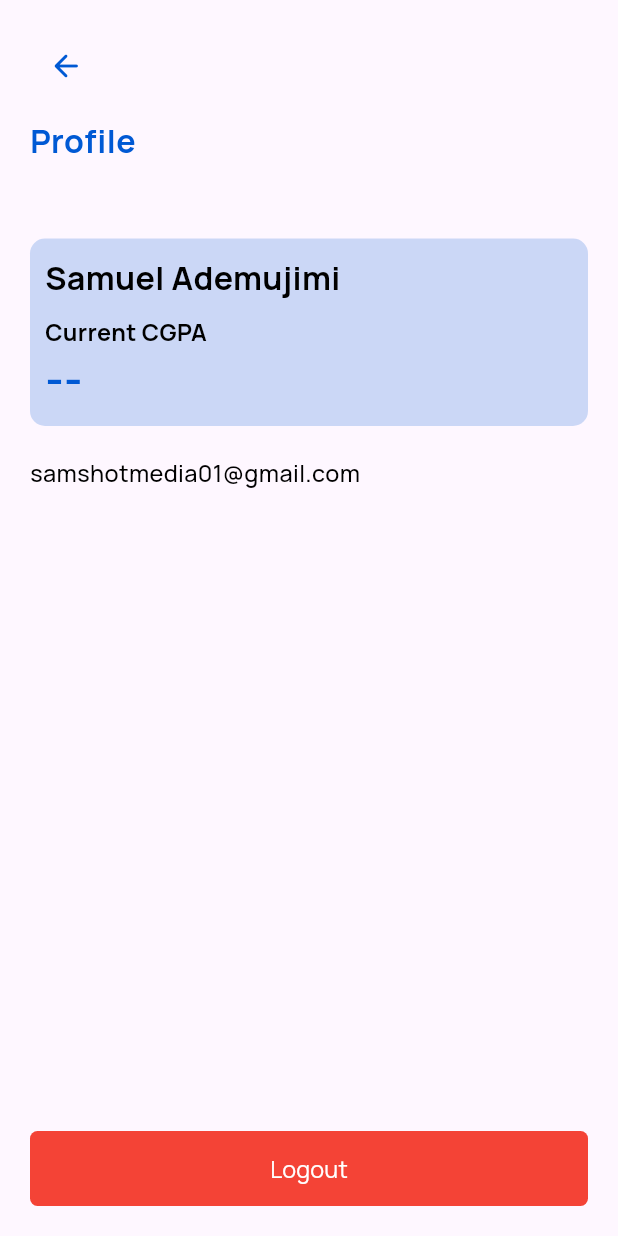
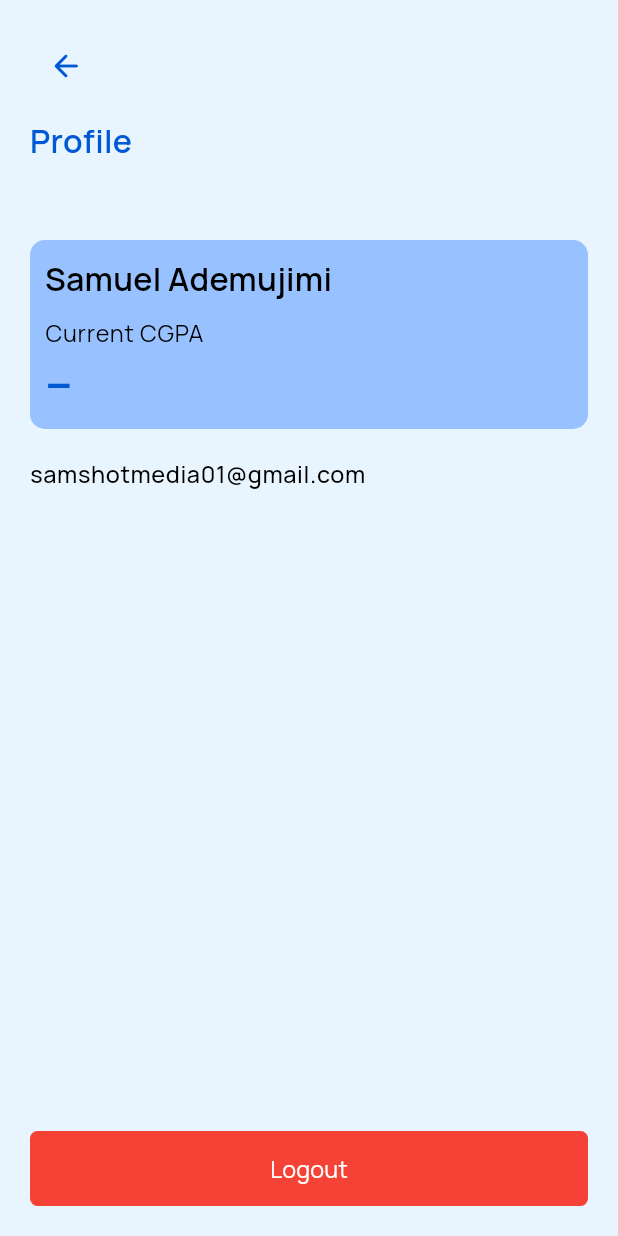
Before and after one commit to sam-shot/cgpa_calculator, a Flutter app: the BottomNavWidget screen opened directly, item 3 of the bottom bar chosen, after a tap on "Account", on a phone screen of 412 x 824 dp. Run offline on Flutter 3.47's test engine with Material 3 defaults, Android fonts, the phone set to English and light mode, and no system bars; our stand-ins replace flutter_riverpod, flutter_screenutil, gap, get_it, google_fonts, hive_flutter; accounts and stored records are empty.

Commit message:
feat: Theme working

```diff
--- a/lib/ui/styles/colors.dart
+++ b/lib/ui/styles/colors.dart
@@ -1,8 +1,22 @@
 import 'package:flutter/material.dart';
 
 class AppColors {
-  static const Color primary = Color(0XFF0059D4);
+  static const MaterialColor primary = MaterialColor(0XFF0059D4, {
+    100: Color(0XFF97C2FF),
+    200: Color(0XFF0059D4),
+  });
+  static const MaterialColor primaryDark = MaterialColor(0XFF3780FD, {
+    100: Color(0XFF071C38),
+    200: Color(0XFF3780FD),
+  });
+  static Color primaryLight =
+      const Color.fromARGB(255, 151, 194, 255).withOpacity(0.7);
   static const Color primaryThick = Color.fromARGB(255, 0, 55, 131);
   static const Color white = Color(0XFFFFFFFF);
   static const Color black = Color(0XFF000000);
+
+  /// Theme Colors
+
+  static Color darkBg = const Color.fromARGB(255, 0, 10, 18);
+  static Color lightBg = const Color.fromARGB(255, 232, 245, 255);
 }
--- /dev/null
+++ b/lib/ui/utils/theme.dart
@@ -0,0 +1,92 @@
+import 'package:cgpa_calculator/core/extensions/theme.extensions.dart';
+import 'package:cgpa_calculator/ui/styles/colors.dart';
+import 'package:flutter/material.dart';
+import 'package:flutter_riverpod/flutter_riverpod.dart';
+
+//// CONTROLLER CLASS
+
+final themeProvider = ChangeNotifierProvider<AppThemeController>((ref) {
+  return AppThemeController(ref);
+});
+
+class AppThemeController extends ChangeNotifier {
+  final Ref ref;
+  AppThemeController(this.ref) {
+    isDark = false;
+  }
+
+  bool isDark = false;
+  void switchTheme() {
+    isDark = !isDark;
+    notifyListeners();
+  }
+}
+
+//// THEME CLASS
+
+class AppTheme {
+  static ThemeData darkTheme = ThemeData(
+    scaffoldBackgroundColor: AppColors.darkBg,
+    textTheme: TextTheme(
+      titleMedium: [22, AppColors.white, FontWeight.w600].toTxtSty,
+      titleSmall: [20, AppColors.white, FontWeight.w600].toTxtSty,
+      titleLarge: [35, AppColors.white, FontWeight.w600].toTxtSty,
+      bodyLarge: [18, AppColors.white, FontWeight.w600].toTxtSty,
+      bodyMedium: [16, AppColors.white, FontWeight.w600].toTxtSty,
+      bodySmall: [16, AppColors.white, FontWeight.w500].toTxtSty,
+      labelSmall: [14, AppColors.white, FontWeight.w400].toTxtSty,
+      labelMedium: [16, AppColors.white, FontWeight.w400].toTxtSty,
+      labelLarge: [18, AppColors.white, FontWeight.w400].toTxtSty,
+    ),
+    primaryTextTheme: TextTheme(
+      titleMedium: [22, AppColors.primaryDark, FontWeight.w600].toTxtSty,
+      titleSmall: [20, AppColors.primaryDark, FontWeight.w600].toTxtSty,
+      titleLarge: [35, AppColors.primaryDark, FontWeight.w600].toTxtSty,
+      bodyLarge: [18, AppColors.primaryDark, FontWeight.w600].toTxtSty,
+      bodyMedium: [16, AppColors.primaryDark, FontWeight.w600].toTxtSty,
+      bodySmall: [16, AppColors.primaryDark, FontWeight.w500].toTxtSty,
+      labelSmall: [14, AppColors.primaryDark, FontWeight.w400].toTxtSty,
+      labelMedium: [16, AppColors.primaryDark, FontWeight.w400].toTxtSty,
+      labelLarge: [18, AppColors.primaryDark, FontWeight.w400].toTxtSty,
+    ),
+    brightness: Brightness.dark,
+    colorScheme: ColorScheme.fromSeed(
+      seedColor: AppColors.primary,
+      brightness: Brightness.dark,
+    ),
+    primaryColor: AppColors.primaryDark,
+    visualDensity: VisualDensity.adaptivePlatformDensity,
+  );
+
+  /// LIGHT THEME
+  static ThemeData lightTheme = ThemeData(
+    scaffoldBackgroundColor: AppColors.lightBg,
+    textTheme: TextTheme(
+      titleMedium: [22, AppColors.black, FontWeight.w600].toTxtSty,
+      titleSmall: [20, AppColors.black, FontWeight.w600].toTxtSty,
+      titleLarge: [35, AppColors.black, FontWeight.w600].toTxtSty,
+      bodyLarge: [18, AppColors.black, FontWeight.w600].toTxtSty,
+      bodyMedium: [16, AppColors.black, FontWeight.w600].toTxtSty,
+      bodySmall: [16, AppColors.black, FontWeight.w500].toTxtSty,
+      labelSmall: [14, AppColors.black, FontWeight.w400].toTxtSty,
+      labelMedium: [16, AppColors.black, FontWeight.w400].toTxtSty,
+      labelLarge: [18, AppColors.black, FontWeight.w400].toTxtSty,
+    ),
+    primaryTextTheme: TextTheme(
+      titleMedium: [22, AppColors.primary, FontWeight.w600].toTxtSty,
+      titleSmall: [20, AppColors.primary, FontWeight.w600].toTxtSty,
+      titleLarge: [35, AppColors.primary, FontWeight.w600].toTxtSty,
+      bodyLarge: [18, AppColors.primary, FontWeight.w600].toTxtSty,
+      bodyMedium: [16, AppColors.primary, FontWeight.w600].toTxtSty,
+      bodySmall: [16, AppColors.primary, FontWeight.w500].toTxtSty,
+      labelSmall: [14, AppColors.primary, FontWeight.w400].toTxtSty,
+      labelMedium: [16, AppColors.primary, FontWeight.w400].toTxtSty,
+      labelLarge: [18, AppColors.primary, FontWeight.w400].toTxtSty,
+    ),
+    colorScheme: ColorScheme.fromSeed(
+        seedColor: AppColors.primary, brightness: Brightness.light),
+    primaryColor: AppColors.primaryLight,
+    brightness: Brightness.light,
+    visualDensity: VisualDensity.adaptivePlatformDensity,
+  );
+}
--- a/lib/ui/views/bottom_nav/bottom_nav.dart
+++ b/lib/ui/views/bottom_nav/bottom_nav.dart
@@ -1,5 +1,6 @@
 // ignore_for_file: must_be_immutable
 
+import 'package:cgpa_calculator/core/extensions/context.extensions.dart';
 import 'package:cgpa_calculator/ui/styles/colors.dart';
 import 'package:cgpa_calculator/ui/views/home/home_view.dart';
 import 'package:cgpa_calculator/ui/views/settings/settings_view.dart';
@@ -36,7 +37,7 @@ class _BottomNavWidgetState extends ConsumerState<BottomNavWidget> {
   Widget build(BuildContext context) {
     return WillPopScope(
       onWillPop: () async {
-        if (currentIndex != 0) {
+        if (currentIndex != 1) {
           goToScreen(1);
           return false;
         } else {
@@ -54,16 +55,16 @@ class _BottomNavWidgetState extends ConsumerState<BottomNavWidget> {
               elevation: 0,
               showSelectedLabels: false,
               showUnselectedLabels: false,
-              backgroundColor: AppColors.primary.withOpacity(0.1),
-              selectedItemColor: AppColors.primary,
+              backgroundColor: context.primaryColor.shade100.withOpacity(.5),
+              selectedItemColor: context.primaryColor,
               unselectedItemColor: AppColors.black,
               type: BottomNavigationBarType.fixed,
               onTap: (value) {
                 goToScreen(value);
               },
-              items: const [
+              items: [
                 BottomNavigationBarItem(
-                  icon: NavBarItem(
+                  icon: const NavBarItem(
                     iconPath: Icons.info_outline_rounded,
                     label: "Info",
                   ),
@@ -71,12 +72,12 @@ class _BottomNavWidgetState extends ConsumerState<BottomNavWidget> {
                     iconPath: Icons.info_rounded,
                     label: "Info",
                     isActive: true,
-                    color: AppColors.primary,
+                    color: context.primaryColor,
                   ),
                   label: "",
                 ),
                 BottomNavigationBarItem(
-                  icon: NavBarItem(
+                  icon: const NavBarItem(
                     iconPath: Icons.home_rounded,
                     label: "Home",
                   ),
@@ -84,12 +85,12 @@ class _BottomNavWidgetState extends ConsumerState<BottomNavWidget> {
                     iconPath: Icons.home_rounded,
                     label: "Home",
                     isActive: true,
-                    color: AppColors.primary,
+                    color: context.primaryColor,
                   ),
                   label: "",
                 ),
                 BottomNavigationBarItem(
-                  icon: NavBarItem(
+                  icon: const NavBarItem(
                     iconPath: Icons.settings_outlined,
                     label: "Settings",
                   ),
@@ -97,7 +98,7 @@ class _BottomNavWidgetState extends ConsumerState<BottomNavWidget> {
                     iconPath: Icons.settings,
                     label: "Settings",
                     isActive: true,
-                    color: AppColors.primary,
+                    color: context.primaryColor,
                   ),
                   label: "",
                 ),
@@ -138,7 +139,13 @@ class NavBarItem extends ConsumerWidget {
           iconPath,
           // ignore: deprecated_member_use
           color: color ??
-              (isActive ? AppColors.black : AppColors.black.withOpacity(0.3)),
+              (isActive
+                  ? AppColors.black
+                  : Theme.of(context)
+                      .textTheme
+                      .labelMedium!
+                      .color!
+                      .withOpacity(0.3)),
           size: 20,
         ),
         const Gap(3),
@@ -147,7 +154,13 @@ class NavBarItem extends ConsumerWidget {
           style: TextStyle(
             fontSize: 14,
             color: color ??
-                (isActive ? AppColors.black : AppColors.black.withOpacity(0.3)),
+                (isActive
+                    ? AppColors.black
+                    : Theme.of(context)
+                        .textTheme
+                        .labelMedium!
+                        .color!
+                        .withOpacity(0.3)),
             fontWeight: isActive ? FontWeight.w600 : FontWeight.w400,
           ),
         ),
--- a/lib/ui/views/home/home_view.dart
+++ b/lib/ui/views/home/home_view.dart
@@ -1,6 +1,5 @@
 import 'package:cgpa_calculator/core/extensions/context.extensions.dart';
 import 'package:cgpa_calculator/ui/styles/colors.dart';
-import 'package:cgpa_calculator/ui/styles/typography.dart';
 import 'package:cgpa_calculator/ui/views/calculate_gp/calculate_gp_view.dart';
 import 'package:cgpa_calculator/ui/views/calculate_gp/gp_provider.dart';
 import 'package:cgpa_calculator/ui/views/current_gp/current_gp_view.dart';
@@ -23,14 +22,12 @@ class HomeView extends ConsumerWidget {
               const Gap(30),
               Text(
                 "Welcome, Dele",
-                style: AppTextStyles.bold(22).copyWith(
-                  color: AppColors.primary,
-                ),
+                style: context.priBold22,
               ),
               const Gap(50),
               Text(
                 "Quick Actions",
-                style: AppTextStyles.boldB(18),
+                style: context.bold16,
               ),
               const Gap(20),
               Row(
@@ -102,7 +99,7 @@ class HomeTile extends StatelessWidget {
             width: double.infinity,
             height: 180,
             decoration: BoxDecoration(
-              color: const Color.fromARGB(255, 151, 194, 255).withOpacity(0.7),
+              color: context.primaryColor.shade100,
               borderRadius: BorderRadius.circular(5),
             ),
             child: Stack(
@@ -132,13 +129,13 @@ class HomeTile extends StatelessWidget {
                       children: [
                         Icon(
                           activeIcon,
-                          color: AppColors.primary,
+                          color: context.primaryColor,
                           size: 40,
                         ),
                         const Gap(10),
                         Text(
                           label,
-                          style: AppTextStyles.boldB(15),
+                          style: context.bold16.copyWith(fontSize: 15),
                         ),
                       ],
                     ),
--- a/lib/ui/views/settings/profile_view.dart
+++ b/lib/ui/views/settings/profile_view.dart
@@ -3,7 +3,6 @@ import 'package:cgpa_calculator/core/extensions/context.extensions.dart';
 import 'package:cgpa_calculator/core/services/db_service.dart';
 import 'package:cgpa_calculator/ui/components/button.dart';
 import 'package:cgpa_calculator/ui/styles/colors.dart';
-import 'package:cgpa_calculator/ui/styles/typography.dart';
 import 'package:flutter/material.dart';
 import 'package:flutter_riverpod/flutter_riverpod.dart';
 import 'package:gap/gap.dart';
@@ -23,41 +22,38 @@ class ProfileView extends ConsumerWidget {
               const Gap(20),
               IconButton(
                 onPressed: () => context.pop(),
-                icon: const Icon(
+                icon: Icon(
                   Icons.arrow_back_rounded,
-                  color: AppColors.primary,
+                  color: context.primaryColor,
                 ),
               ),
               const Gap(10),
               Text(
                 "Profile",
-                style: AppTextStyles.bold(22).copyWith(
-                  color: AppColors.primary,
-                ),
+                style: context.priBold22,
               ),
               const Gap(50),
               Container(
                 padding: const EdgeInsets.all(10),
                 width: double.infinity,
                 decoration: BoxDecoration(
-                    color: AppColors.primary.withOpacity(0.2),
+                    color: context.primaryColor.shade100,
                     borderRadius: BorderRadius.circular(10)),
                 child: Column(
                   crossAxisAlignment: CrossAxisAlignment.start,
                   children: [
                     Text(
                       "Samuel Ademujimi",
-                      style: AppTextStyles.boldB(22),
+                      style: context.bold22,
                     ),
                     const Gap(10),
                     Text(
                       "Current CGPA ",
-                      style: AppTextStyles.boldB(16),
+                      style: context.normal16,
                     ),
                     Text(
                       locator<DBService>().get("cgpa") ?? "--",
-                      style: AppTextStyles.boldB(30)
-                          .copyWith(color: AppColors.primary),
+                      style: context.priBold35,
                     ),
                   ],
                 ),
@@ -65,7 +61,7 @@ class ProfileView extends ConsumerWidget {
               const Gap(20),
               Text(
                 "samshotmedia01@gmail.com ",
-                style: AppTextStyles.mediumB(16),
+                style: context.medium16,
               ),
               const Spacer(),
               AppButton(
--- a/lib/ui/views/settings/settings_view.dart
+++ b/lib/ui/views/settings/settings_view.dart
@@ -1,7 +1,6 @@
 import 'package:cgpa_calculator/core/extensions/context.extensions.dart';
-import 'package:cgpa_calculator/ui/styles/colors.dart';
-import 'package:cgpa_calculator/ui/styles/typography.dart';
 import 'package:cgpa_calculator/ui/views/settings/profile_view.dart';
+import 'package:cgpa_calculator/ui/views/settings/widgets/settings_tile.dart';
 import 'package:flutter/material.dart';
 import 'package:flutter_riverpod/flutter_riverpod.dart';
 import 'package:gap/gap.dart';
@@ -21,9 +20,7 @@ class SettingsView extends ConsumerWidget {
               const Gap(30),
               Text(
                 "Settings",
-                style: AppTextStyles.bold(22).copyWith(
-                  color: AppColors.primary,
-                ),
+                style: context.priBold22,
               ),
               const Gap(50),
               SettingTile(
@@ -32,10 +29,7 @@ class SettingsView extends ConsumerWidget {
                 onTap: () => context.push(const ProfileView()),
               ),
               const Gap(10),
-              const SettingTile(
-                icon: Icons.dark_mode_outlined,
-                label: "Dark Mode",
-              ),
+              const DarktSettingTile(),
               const Gap(10),
               const SettingTile(
                 icon: Icons.help_outline_rounded,
@@ -49,52 +43,3 @@ class SettingsView extends ConsumerWidget {
     );
   }
 }
-
-class SettingTile extends StatelessWidget {
-  final String label;
-  final IconData icon;
-  final VoidCallback? onTap;
-
-  const SettingTile(
-      {super.key, required this.label, this.onTap, required this.icon});
-
-  @override
-  Widget build(BuildContext context) {
-    return GestureDetector(
-      onTap: onTap,
-      child: Container(
-        padding:
-            const EdgeInsetsDirectional.symmetric(horizontal: 20, vertical: 24),
-        decoration: BoxDecoration(
-            color: AppColors.primary.withOpacity(.1),
-            borderRadius: BorderRadius.circular(10)),
-        child: Row(
-          mainAxisAlignment: MainAxisAlignment.spaceBetween,
-          children: [
-            Row(
-              children: [
-                Icon(
-                  icon,
-                  size: 25,
-                  color: AppColors.primaryThick,
-                ),
-                const Gap(10),
-                Text(
-                  label,
-                  style: AppTextStyles.normalB(15).copyWith(
-                    color: AppColors.primaryThick,
-                  ),
-                ),
-              ],
-            ),
-            const Icon(
-              Icons.arrow_forward_ios_rounded,
-              size: 16,
-              color: AppColors.primaryThick,
-            ),
-          ],
-        ),
-      ),
-    );
-  }
-}
--- /dev/null
+++ b/lib/ui/views/settings/widgets/settings_tile.dart
@@ -0,0 +1,111 @@
+import 'package:cgpa_calculator/core/extensions/context.extensions.dart';
+import 'package:cgpa_calculator/ui/utils/theme.dart';
+import 'package:flutter/material.dart';
+import 'package:flutter_riverpod/flutter_riverpod.dart';
+import 'package:flutter_screenutil/flutter_screenutil.dart';
+import 'package:gap/gap.dart';
+
+class SettingTile extends StatelessWidget {
+  final String label;
+  final IconData icon;
+  final VoidCallback? onTap;
+
+  const SettingTile(
+      {super.key, required this.label, this.onTap, required this.icon});
+
+  @override
+  Widget build(BuildContext context) {
+    return GestureDetector(
+      onTap: onTap,
+      child: Container(
+        padding:
+            const EdgeInsetsDirectional.symmetric(horizontal: 20, vertical: 24),
+        decoration: BoxDecoration(
+            color: context.primaryColor.shade100.withOpacity(0.7),
+            borderRadius: BorderRadius.circular(10)),
+        child: Row(
+          mainAxisAlignment: MainAxisAlignment.spaceBetween,
+          children: [
+            Row(
+              children: [
+                Icon(
+                  icon,
+                  size: 25,
+                  color: context.primaryColor,
+                ),
+                const Gap(10),
+                Text(
+                  label,
+                  style: context.priNormal16.copyWith(fontSize: 15.sp),
+                ),
+              ],
+            ),
+            Icon(
+              Icons.arrow_forward_ios_rounded,
+              size: 16,
+              color: context.primaryColor,
+            ),
+          ],
+        ),
+      ),
+    );
+  }
+}
+
+class DarktSettingTile extends ConsumerStatefulWidget {
+  const DarktSettingTile({super.key});
+
+  @override
+  ConsumerState<DarktSettingTile> createState() => _DarktSettingTileState();
+}
+
+class _DarktSettingTileState extends ConsumerState<DarktSettingTile> {
+  bool isDark = false;
+  @override
+  void initState() {
+    isDark = ref.read(themeProvider).isDark;
+    super.initState();
+  }
+
+  @override
+  Widget build(BuildContext context) {
+    return GestureDetector(
+      onTap: () {},
+      child: Container(
+        padding:
+            const EdgeInsetsDirectional.symmetric(horizontal: 20, vertical: 24),
+        decoration: BoxDecoration(
+            color: context.primaryColor.shade100.withOpacity(0.7),
+            borderRadius: BorderRadius.circular(10)),
+        child: Row(
+          mainAxisAlignment: MainAxisAlignment.spaceBetween,
+          children: [
+            Row(
+              children: [
+                Icon(
+                  Icons.dark_mode_outlined,
+                  size: 25,
+                  color: context.primaryColor,
+                ),
+                const Gap(10),
+                Text(
+                  "Dark Mode",
+                  style: context.priNormal16.copyWith(fontSize: 15.sp),
+                ),
+              ],
+            ),
+            Switch(
+              value: isDark,
+              onChanged: (value) {
+                setState(() {
+                  isDark = !isDark;
+                });
+                ref.read(themeProvider.notifier).switchTheme();
+              },
+            ),
+          ],
+        ),
+      ),
+    );
+  }
+}
```
Also changed, not shown: lib/core/extensions/context.extensions.dart (+26 -0 lines), lib/core/extensions/theme.extensions.dart (added, +13 -0 lines), lib/main.dart (+18 -13 lines), lib/ui/views/current_gp/current_gp_view.dart (+16 -21 lines).
